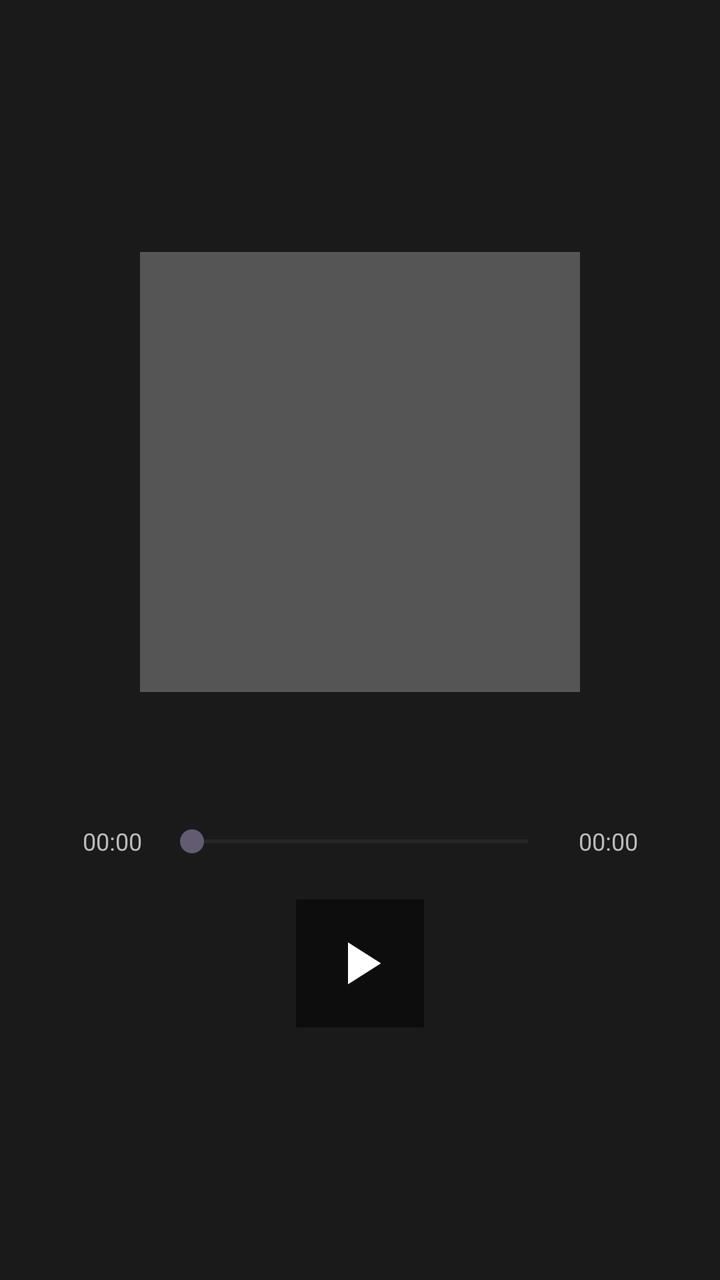
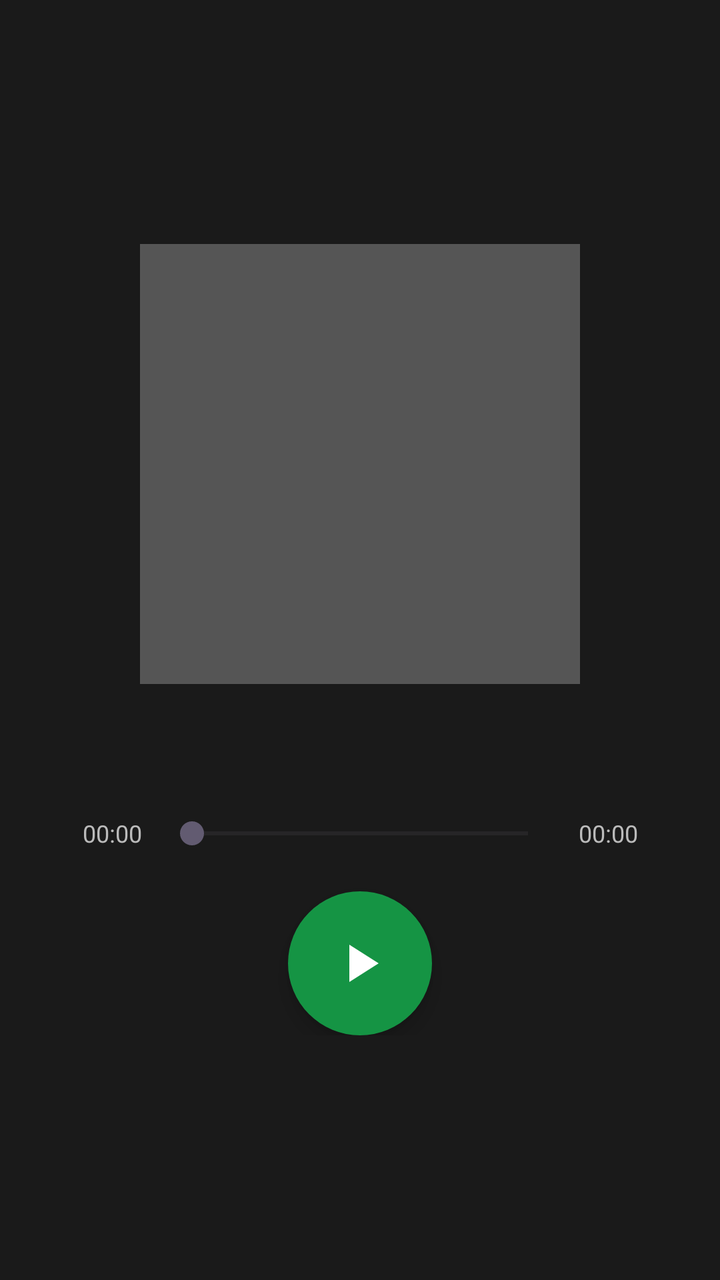

Screens rendered from an Android XML layout before and after an edit, with the pre-edit source and the edit as a unified diff.
<!-- AndroidManifest.xml: another module's application theme Theme.MyApplication -->
<!-- res/layout/picker_page_audio.xml -->
<?xml version="1.0" encoding="utf-8"?>
<FrameLayout xmlns:android="http://schemas.android.com/apk/res/android"
    android:layout_width="match_parent"
    android:layout_height="match_parent"
    android:background="#1A1A1A">

    <LinearLayout
        android:layout_width="match_parent"
        android:layout_height="wrap_content"
        android:layout_gravity="center"
        android:gravity="center_horizontal"
        android:orientation="vertical"
        android:paddingHorizontal="32dp">

        <ImageView
            android:id="@+id/page_audio_cover"
            android:layout_width="220dp"
            android:layout_height="220dp"
            android:background="#555555"
            android:scaleType="centerCrop" />

        <TextView
            android:id="@+id/page_audio_title"
            android:layout_width="match_parent"
            android:layout_height="wrap_content"
            android:layout_marginTop="20dp"
            android:ellipsize="end"
            android:gravity="center"
            android:maxLines="1"
            android:textColor="#FFFFFF"
            android:textSize="16sp" />

        <LinearLayout
            android:layout_width="match_parent"
            android:layout_height="wrap_content"
            android:layout_marginTop="24dp"
            android:gravity="center_vertical"
            android:orientation="horizontal">

            <TextView
                android:id="@+id/page_audio_pos"
                android:layout_width="48dp"
                android:layout_height="wrap_content"
                android:gravity="center"
                android:text="00:00"
                android:textColor="#BBBBBB"
                android:textSize="12sp" />

            <SeekBar
                android:id="@+id/page_audio_seek"
                android:layout_width="0dp"
                android:layout_height="wrap_content"
                android:layout_weight="1" />

            <TextView
                android:id="@+id/page_audio_dur"
                android:layout_width="48dp"
                android:layout_height="wrap_content"
                android:gravity="center"
                android:text="00:00"
                android:textColor="#BBBBBB"
                android:textSize="12sp" />
        </LinearLayout>

        <ImageView
            android:id="@+id/page_audio_play"
            android:layout_width="64dp"
            android:layout_height="64dp"
            android:layout_marginTop="20dp"
            android:background="#80000000"
            android:padding="14dp"
            android:src="@drawable/picker_ic_play" />
    </LinearLayout>
</FrameLayout>
<!-- resources referenced by this layout -->
<resources>
  <!-- drawable picker_ic_play (drawable) -->
  <?xml version="1.0" encoding="utf-8"?>
  <vector xmlns:android="http://schemas.android.com/apk/res/android"
      android:width="32dp"
      android:height="32dp"
      android:viewportWidth="24"
      android:viewportHeight="24">
      <path
          android:fillColor="#FFFFFF"
          android:pathData="M8,5v14l11,-7z" />
  </vector>
  <style name="Theme.MyApplication" parent="Base.Theme.MyApplication" />
  <style name="Base.Theme.MyApplication" parent="Theme.Material3.DayNight.NoActionBar">
          
          
      </style>
</resources>

<!-- the commit's change to res/layout/picker_page_audio.xml (unified diff, before → after) -->
@@ -64,11 +64,12 @@
 
         <ImageView
             android:id="@+id/page_audio_play"
-            android:layout_width="64dp"
-            android:layout_height="64dp"
+            android:layout_width="72dp"
+            android:layout_height="72dp"
             android:layout_marginTop="20dp"
-            android:background="#80000000"
-            android:padding="14dp"
+            android:background="@drawable/picker_bg_preview_play_button"
+            android:elevation="6dp"
+            android:padding="20dp"
             android:src="@drawable/picker_ic_play" />
     </LinearLayout>
 </FrameLayout>
<!-- resource entries referenced after the edit -->
@@ -1,5 +1,24 @@
 <!-- resources referenced by this layout -->
 <resources>
+  <!-- drawable picker_bg_preview_play_button (drawable) -->
+  <?xml version="1.0" encoding="utf-8"?>
+  <selector xmlns:android="http://schemas.android.com/apk/res/android">
+      <item android:state_pressed="true">
+          <shape android:shape="oval">
+              <solid android:color="#15803D" />
+          </shape>
+      </item>
+      <item android:state_enabled="false">
+          <shape android:shape="oval">
+              <solid android:color="#667B8794" />
+          </shape>
+      </item>
+      <item>
+          <shape android:shape="oval">
+              <solid android:color="#E516A34A" />
+          </shape>
+      </item>
+  </selector>
   <!-- drawable picker_ic_play (drawable) -->
   <?xml version="1.0" encoding="utf-8"?>
   <vector xmlns:android="http://schemas.android.com/apk/res/android"
